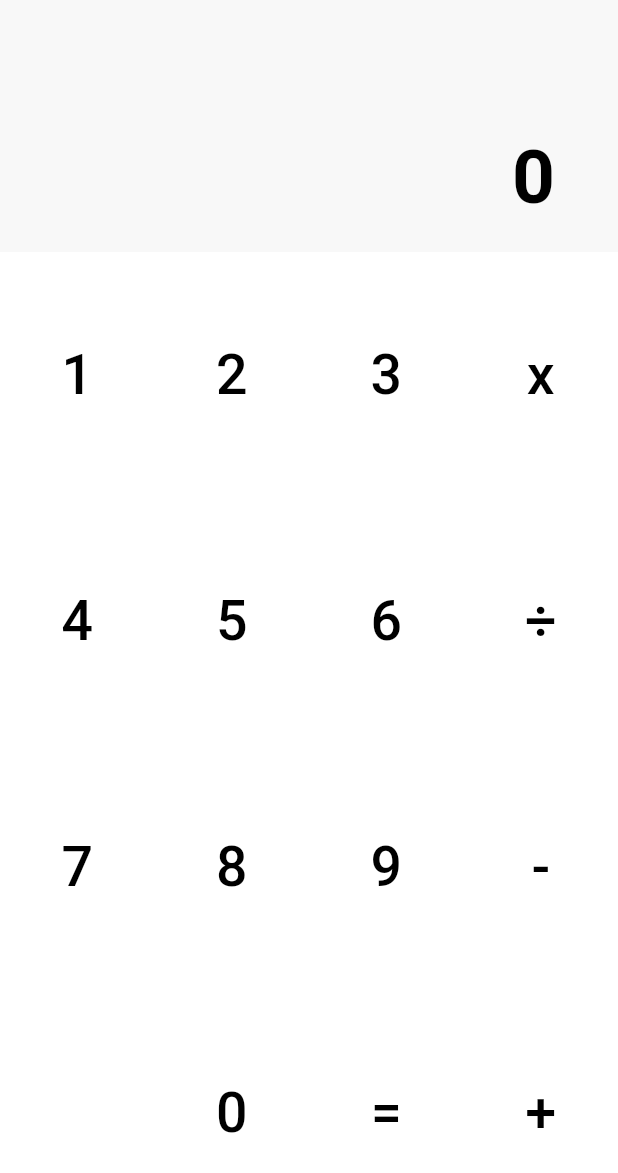
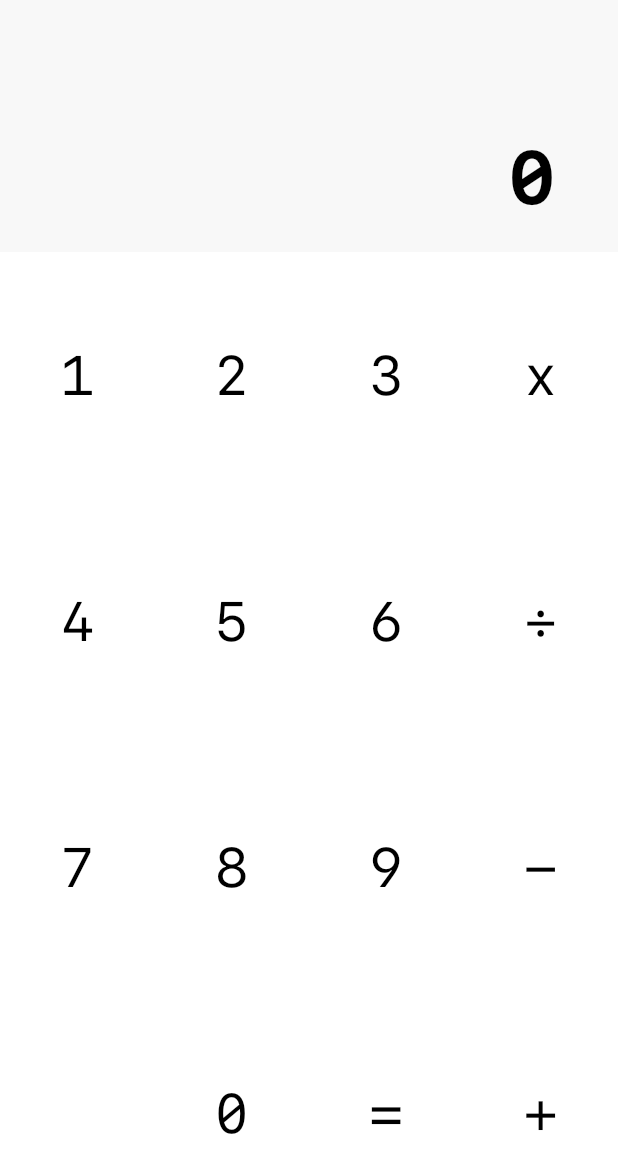
Before and after one commit to MinisGimis/calculator_statefulwidget, a Flutter app: the screen it shows after launch, on a phone screen of 412 x 824 dp. Shown: the top 1173 px of the screen. Run offline on Flutter 3.47's test engine with Material 2 defaults, Android fonts, the phone set to English and light mode, and no system bars.

Commit message:
added themes

```diff
--- a/my_app/lib/main.dart
+++ b/my_app/lib/main.dart
@@ -1,9 +1,5 @@
 import 'package:flutter/material.dart';
 
-const RESULT_COLOUR = Color(0xFFF8F8F8);
-const BACKGROUND_COLOUR = Color(0xFFFFFFFF);
-
-double addDigit(double number, int newDigit) => (number * 10) + newDigit;
 void main() {
   runApp(const MyApp());
 }
@@ -13,8 +9,27 @@ class MyApp extends StatelessWidget {
 
   @override
   Widget build(BuildContext context) {
-    return const MaterialApp(
-      home: Scaffold(
+    return MaterialApp(
+      color: const Color(0xFFF8F8F8),
+      theme: ThemeData(
+        primaryColor: const Color(0xFFF8F8F8),
+        scaffoldBackgroundColor: const Color(0xFFFFFFFF),
+        textTheme: const TextTheme(
+          bodyLarge: TextStyle(
+            fontFamily: 'SF Mono',
+            color: Colors.black,
+            fontSize: 50,
+            fontWeight: FontWeight.w700,
+          ),
+          bodyMedium: TextStyle(
+            fontFamily: 'SF Mono',
+            color: Colors.black,
+            fontSize: 37,
+            fontWeight: FontWeight.w500,
+          ),
+        ),
+      ),
+      home: const Scaffold(
         body: MyHomePage(),
       )
     );
@@ -35,6 +50,8 @@ class _MyHomePageState extends State<MyHomePage> {
   String operation = "";
 
   List buttonText = [1, 2, 3, "x", 4, 5, 6, "÷", 7, 8, 9, "-", "", 0, "=", "+"];
+
+  double addDigit(double number, int newDigit) => (number * 10) + newDigit;
 
   void equals() {
 
@@ -105,37 +122,28 @@ class _MyHomePageState extends State<MyHomePage> {
   @override
   Widget build(BuildContext context) {
 
-    double width = MediaQuery.of(context).size.width;
-    double height = MediaQuery.of(context).size.height;
-    double ratio = width/height;
-    print(ratio);
-
-
     return SafeArea(
+      //top: false, //some reason removing top app bar breaks the layout for the buttons
       bottom: false,
       child: Column(
         children: [
           Container(
             height: 168,
-            color: RESULT_COLOUR,
+            color: Theme.of(context).primaryColor,
             width: double.infinity,
             child: Align(
               alignment: Alignment.bottomRight,
               child: Padding(
                 padding: const EdgeInsets.only(bottom: 20, right: 42),
                 child: Text(displayNum.toInt().toString(),
-                  style: const TextStyle(
-                    color: Colors.black,
-                    fontSize: 50,
-                    fontWeight: FontWeight.w700,
-                  )
+                  style: Theme.of(context).textTheme.bodyLarge,
                 ),
               ),
             ),
           ),
           Expanded(
             child: Container(
-              color: BACKGROUND_COLOUR,
+              color: Theme.of(context).scaffoldBackgroundColor,
               child: LayoutBuilder(
                 builder: (BuildContext context, BoxConstraints constraints) {
                   double width = constraints.maxWidth;
@@ -163,11 +171,7 @@ class _MyHomePageState extends State<MyHomePage> {
                         child: Center(
                           child: Text(
                             buttonText[index].toString(),
-                            style: const TextStyle(
-                              color: Colors.black,
-                              fontSize: 37,
-                              fontWeight: FontWeight.w500,
-                            ),
+                            style: Theme.of(context).textTheme.bodyMedium,
                           ),
                         ),
                       );
```
Also changed, not shown: my_app/pubspec.yaml (+6 -1 lines), my_app/fonts/SF-Mono-Bold.otf (added), my_app/fonts/SF-Mono-Regular.otf (added).
